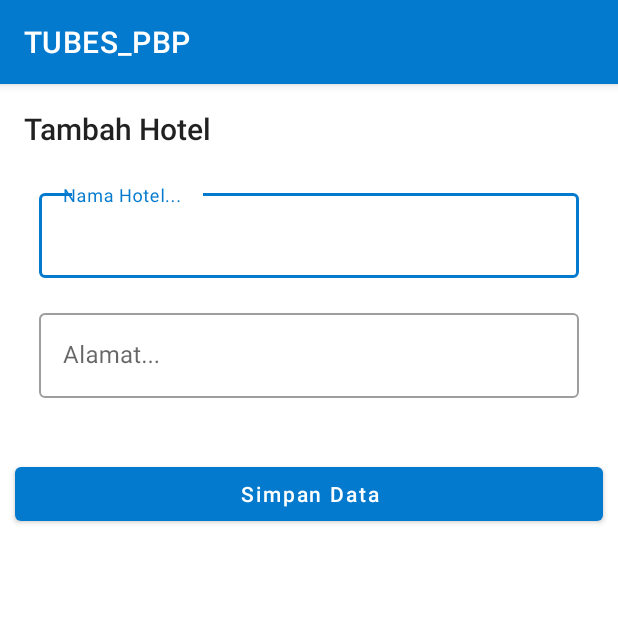
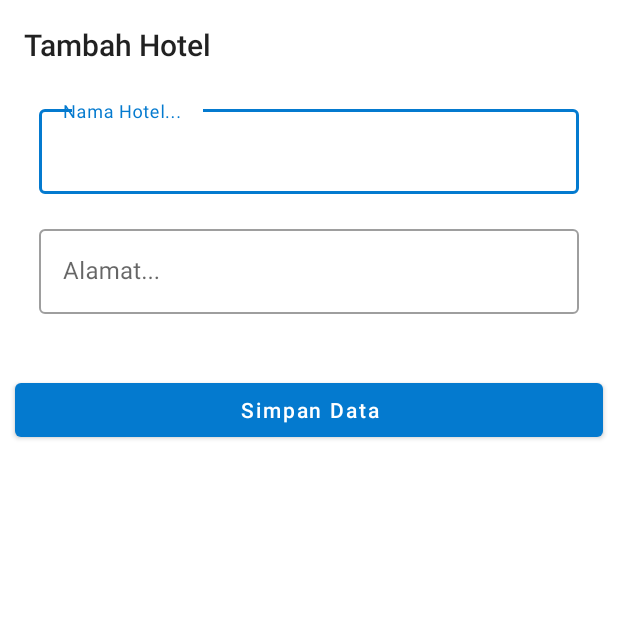
Before and after one commit to puxxbu/Project-PBP-2022, an Android app: the FormAddBookmarkActivity screen opened directly, with no data from a screen before it, on a phone screen of 412 x 824 dp, the top half of it. Run offline under Robolectric (Android 15) with nearby library versions, the phone set to English and light mode, and no system bars.

Commit message:
fix confirmation

```diff
--- a/TUBES_PBP/app/src/main/java/com/example/tubes_pbp/webapi/DetailBookmarkActivity.kt
+++ b/TUBES_PBP/app/src/main/java/com/example/tubes_pbp/webapi/DetailBookmarkActivity.kt
@@ -73,11 +73,11 @@ class DetailBookmarkActivity : AppCompatActivity() {
     }
     fun deleteData(idData:Int){
         val builder = AlertDialog.Builder(this@DetailBookmarkActivity)
-        builder.setMessage("Anda Yakin mau hapus?? Saya ngga yakin loh.")
+        builder.setMessage("Anda yakin untuk menghapus data tersebut?")
             .setCancelable(false)
-            .setPositiveButton("Ya, Hapus Aja!"){dialog, id->doDeleteData(idData)
+            .setPositiveButton("Ya!"){dialog, id->doDeleteData(idData)
             }
-            .setNegativeButton("Tidak, Masih sayang dataku"){dialog,id -> dialog.dismiss()
+            .setNegativeButton("Tidak, Saya masih ingin menyimpan data saya"){dialog,id -> dialog.dismiss()
             }
         val alert = builder.create()
         alert.show()
--- a/TUBES_PBP/app/src/main/java/com/example/tubes_pbp/webapi/FormAddBookmarkActivity.kt
+++ b/TUBES_PBP/app/src/main/java/com/example/tubes_pbp/webapi/FormAddBookmarkActivity.kt
@@ -18,6 +18,7 @@ class FormAddBookmarkActivity : AppCompatActivity() {
         super.onCreate(savedInstanceState)
         binding = ActivityFormAddBookmarkBinding.inflate(layoutInflater)
         setContentView(binding.root)
+        supportActionBar?.hide()
         binding.btnAdd.setOnClickListener { saveData()
         }
     }
```
